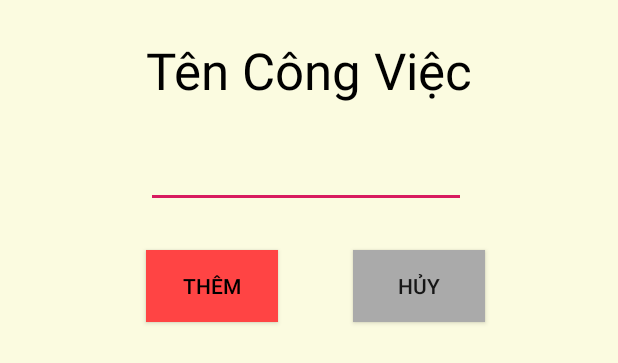
After one commit to quocnghi/ToDoList, an Android app: the layout dialog_them_cong_viec.xml on its own in the app's theme, with its tools: preview values and no code run, on a phone screen of 412 x 824 dp. The commit adds this screen. Shown: the top 363 px of the screen. Run offline under Robolectric (Android 15) with nearby library versions, the phone set to English and light mode, and no system bars.

Commit message:
Chuc nang Them

```diff
--- /dev/null
+++ b/app/src/main/res/layout/dialog_them_cong_viec.xml
@@ -0,0 +1,52 @@
+<?xml version="1.0" encoding="utf-8"?>
+<RelativeLayout xmlns:android="http://schemas.android.com/apk/res/android"
+    android:layout_width="match_parent"
+    android:layout_height="match_parent"
+    android:background="#1BFFFB00"
+    xmlns:tools="http://schemas.android.com/tools">
+
+
+    <TextView
+        android:id="@+id/textViewTenCV"
+        android:layout_width="wrap_content"
+        android:layout_height="wrap_content"
+        android:layout_alignParentTop="true"
+        android:layout_centerHorizontal="true"
+        android:layout_marginTop="24dp"
+        android:text="Tên Công Việc"
+        android:textAppearance="@style/TextAppearance.AppCompat.Display1"
+        android:textColor="@android:color/background_dark"
+        android:textColorLink="@color/colorPrimary" />
+
+    <EditText
+        android:id="@+id/editTextCV"
+        android:layout_width="wrap_content"
+        android:layout_height="wrap_content"
+        android:layout_alignLeft="@+id/textViewTenCV"
+        android:layout_below="@+id/textViewTenCV"
+        android:layout_marginTop="24dp"
+        android:ems="10"
+        android:inputType="textPersonName" />
+
+    <Button
+        android:id="@+id/btnThem"
+        android:layout_width="wrap_content"
+        android:layout_height="wrap_content"
+        android:layout_alignBaseline="@+id/btnHuy"
+        android:layout_alignBottom="@+id/btnHuy"
+        android:layout_alignLeft="@+id/editTextCV"
+        android:background="@android:color/holo_red_light"
+        android:text="Thêm"
+        android:textColor="@android:color/black" />
+
+    <Button
+        android:id="@+id/btnHuy"
+        android:layout_width="wrap_content"
+        android:layout_height="wrap_content"
+        android:layout_below="@+id/editTextCV"
+        android:layout_marginLeft="50dp"
+        android:layout_marginTop="28dp"
+        android:layout_toRightOf="@+id/btnThem"
+        android:text="Hủy"
+        tools:background="@android:color/darker_gray" />
+</RelativeLayout>
```
Also changed, not shown: app/src/main/java/com/example/project_team2/MainActivity.java (+62 -3 lines), app/src/main/res/layout/dong_cong_viec.xml (+10 -11 lines), app/src/main/res/menu/add_congviec.xml (added, +10 -0 lines).
